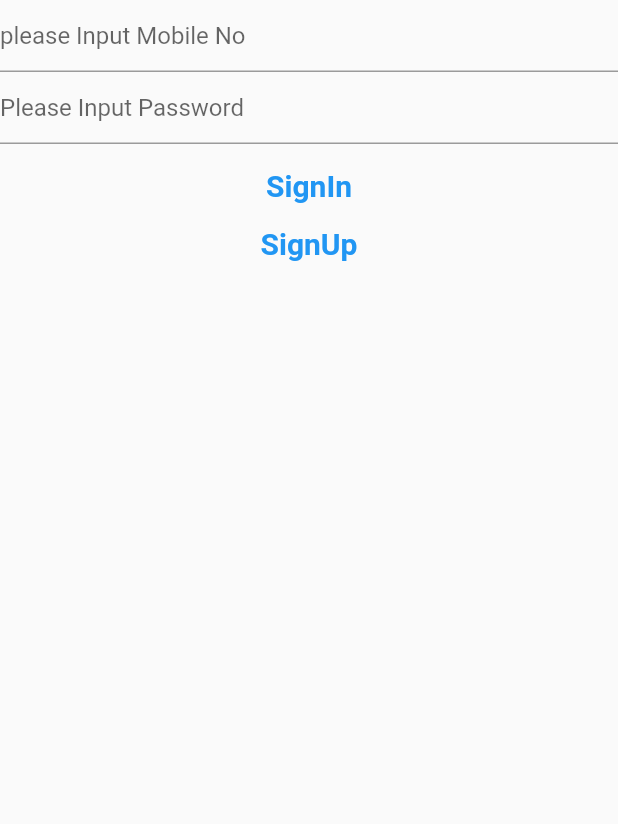
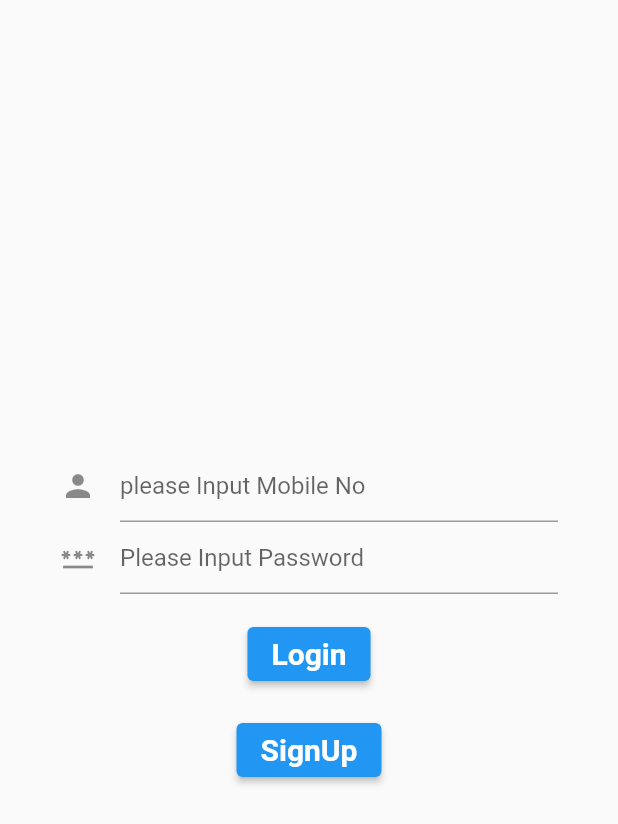
Before and after one commit to kulbirsheoran/login_signup, a Flutter app: the screen it shows after launch, on a phone screen of 412 x 824 dp. Shown: the top 824 px of the screen. Run offline on Flutter 3.47's test engine with Material 2 defaults, Android fonts, the phone set to English and light mode, and no system bars; accounts and stored records are empty.

Commit message:
login method added

```diff
--- /dev/null
+++ b/lib/DbHelper.dart
@@ -0,0 +1,10 @@
+import 'package:login_signup/ExpenseInfo.dart';
+import 'package:login_signup/user_info.dart';
+
+class DbHelper{
+  static UserInfo? userInfo;
+
+  static List<ExpenseInfo> userInfoList=[];
+
+
+}
--- /dev/null
+++ b/lib/ExpenseInfo.dart
@@ -0,0 +1,7 @@
+class ExpenseInfo{
+  String? name;
+  double? amount;
+  String? date;
+
+  ExpenseInfo({this.name,this.amount,this.date});
+}
--- a/lib/home_page.dart
+++ /dev/null
@@ -1,60 +0,0 @@
-import 'package:flutter/cupertino.dart';
-import 'package:flutter/material.dart';
-
-class HomePage extends StatefulWidget {
-  const HomePage({Key? key}) : super(key: key);
-
-  @override
-  _HomePageState createState() => _HomePageState();
-}
-
-class _HomePageState extends State<HomePage> {
-
-  Future login()async{
-
-  }
-
-  @override
-  Widget build(BuildContext context) {
-    return Scaffold(
-      body: Form(
-
-        child:SingleChildScrollView(
-          child: Container(
-            alignment: Alignment.center,
-            height: MediaQuery.of(context).size.height/1,
-            width: MediaQuery.of(context).size.width,
-            child: Column(
-              children: [TextFormField(
-                decoration: InputDecoration(
-                    hintText: "please Input Mobile No"
-
-                ),
-                validator: (value){
-                  if(value==null||value.isEmpty),
-                },
-              ),
-                TextFormField(
-                  decoration: InputDecoration(
-                      hintText: "Please Input Password"
-
-                  ),
-                ),
-              SizedBox(height: 16),
-              Text("SignIn",
-                  style: TextStyle(fontSize: 20,fontWeight: FontWeight.bold,color: Colors.blue),
-              ),
-                SizedBox(height: 16,),
-                Container(
-                  child: Text("SignUp",style: TextStyle(color: Colors.blue,fontWeight:FontWeight.bold,fontSize: 20),),
-                ),
-
-            ],
-
-            ),
-          ),
-        ),
-      ),
-    );
-  }
-}
--- a/lib/main.dart
+++ b/lib/main.dart
@@ -1,5 +1,5 @@
 import 'package:flutter/material.dart';
-import 'home_page.dart';
+import 'splash_page.dart';
 
 void main() {
   runApp(MyApp());
@@ -10,7 +10,7 @@ class MyApp extends StatelessWidget {
   @override
   Widget build(BuildContext context) {
     return MaterialApp(
-      home: HomePage(),
+      home: SplashPage(),
     );
   }
 }
--- /dev/null
+++ b/lib/splash_page.dart
@@ -0,0 +1,107 @@
+import 'package:flutter/cupertino.dart';
+import 'package:flutter/material.dart';
+import 'package:login_signup/DbHelper.dart';
+import 'package:login_signup/dashboard_page.dart';
+import 'package:login_signup/sign_up.dart';
+import 'package:login_signup/user_info.dart';
+
+class SplashPage extends StatefulWidget {
+  const SplashPage({Key? key}) : super(key: key);
+
+  @override
+  _SplashPageState createState() => _SplashPageState();
+}
+
+class _SplashPageState extends State<SplashPage> {
+  TextEditingController mobileController=TextEditingController();
+  TextEditingController passwordController=TextEditingController();
+
+ final formkey=GlobalKey<FormState>();
+
+  Future login()async{
+   //fetch data from text controller
+    // check if the password is 12345
+    //if true then move to next page
+  }
+
+  @override
+  Widget build(BuildContext context) {
+    return Scaffold(
+      body: Form(
+     key: formkey,
+        child:SingleChildScrollView(
+          child: Container(
+            //alignment: Alignment.center,
+            height: MediaQuery.of(context).size.height/1,
+          //  width: 300,
+
+            child: Padding(
+              padding: const EdgeInsets.all(40),
+              child: Column(crossAxisAlignment: CrossAxisAlignment.center,
+                mainAxisAlignment: MainAxisAlignment.center,
+                children: [
+                  TextFormField(
+                    controller: mobileController,
+                  decoration: InputDecoration(icon: Icon(Icons.person),
+                      hintText: "please Input Mobile No"
+
+                  ),
+                  validator: (value){
+                    if(value==null||value.isEmpty){
+                     return "Input Mobile No";
+                    }
+
+                  },
+                 ),
+                  TextFormField(
+                    controller: passwordController,
+                    decoration: InputDecoration(hintText: "Please Input Password",icon: Icon(Icons.password_outlined)),
+                    validator: (value){
+                    if(value==null||value.isEmpty){
+                      return "Input Password";
+                    }
+                    return null;
+                  },
+
+                  ),
+                  SizedBox(height: 16,),
+
+                  ElevatedButton(onPressed: (){
+                    if(formkey.currentState!.validate()){
+                      String mobile = mobileController.text;
+                      String password = passwordController.text;
+                      UserInfo? userInfo = DbHelper.userInfo;
+                      if(userInfo == null){
+                        print("Please create a account first");
+                      }else{
+                        if(mobile == userInfo.mobile && password == userInfo.password){
+                          Navigator.push(context, MaterialPageRoute(
+                                   builder: (context)=>DashboardPage()));
+                        }else{
+                          print("Mobile or password is wrong");
+                        }
+                      }
+
+                      //
+                    }
+                  },
+                      child:Text("Login",
+                    style: TextStyle(
+                        fontSize: 20,fontWeight: FontWeight.bold,color: Colors.white),)),
+                SizedBox(height: 16),
+
+               ElevatedButton(onPressed: (){
+                 //Navigator.push(context, MaterialPageRoute(builder: (context)=>SignUp()));
+               }, child:Text("SignUp",style: TextStyle(color: Colors.white,fontWeight:FontWeight.bold,fontSize: 20),)),
+
+
+              ],
+
+              ),
+            ),
+          ),
+        ),
+      ),
+    );
+  }
+}
--- /dev/null
+++ b/lib/user_info.dart
@@ -0,0 +1,8 @@
+class UserInfo{
+  String? mobile;
+  String? password;
+  String? email;
+
+  UserInfo({this.mobile,this.password,this.email});
+
+}
```
Also changed, not shown: lib/add_Expence.dart (added, +57 -0 lines), lib/dashboard_page.dart (added, +35 -0 lines), lib/sign_up.dart (added, +108 -0 lines).
